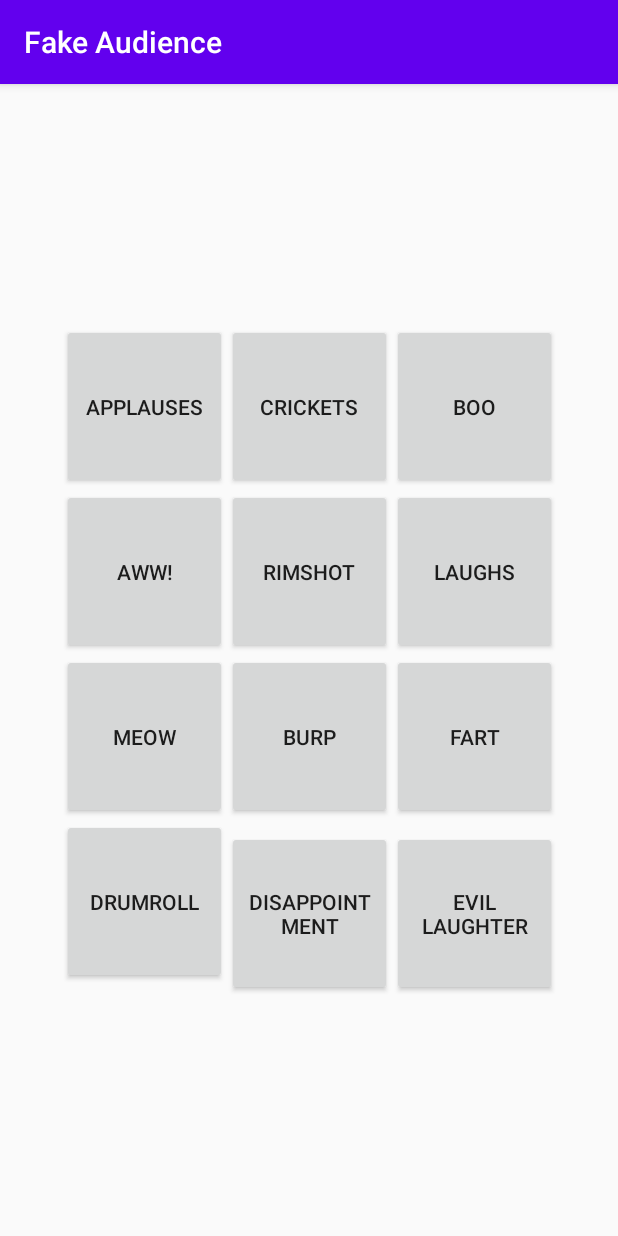
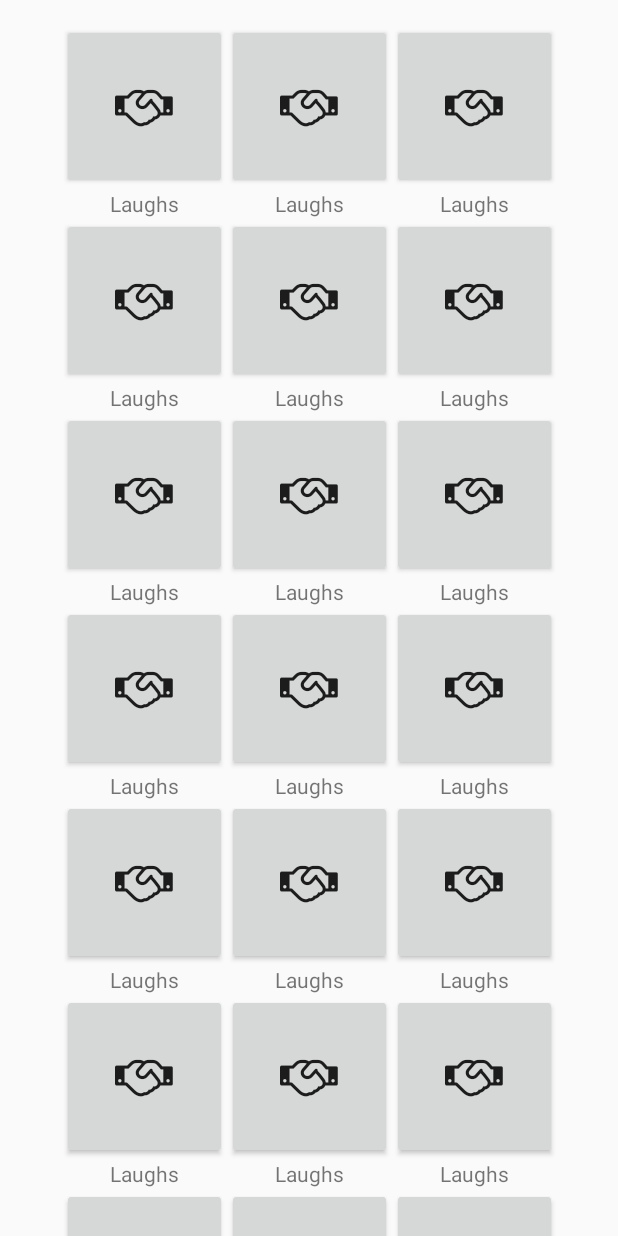
Before and after one commit to jmiguelrivas/fake_audience, an Android app: the screen it shows after launch (MainActivity), on a phone screen of 412 x 824 dp. Run offline under Robolectric (Android 15) with nearby library versions, the phone set to English and light mode, and no system bars.

Commit message:
layout refactoring

```diff
--- /dev/null
+++ b/app/src/main/java/com/example/fakeaudience/GridItem.kt
@@ -0,0 +1,59 @@
+package com.example.fakeaudience
+
+import android.media.MediaPlayer
+import android.content.Context
+import android.os.Bundle
+import android.util.AttributeSet
+import android.view.LayoutInflater
+import android.view.View
+import android.widget.LinearLayout
+import android.widget.Button
+import android.widget.TextView
+
+class GridItem(context: Context, attrs: AttributeSet) : LinearLayout(context, attrs) {
+    data class Fx(var title: String, var icon:String, var audio:Any)
+
+    private lateinit var mp: MediaPlayer
+    private val fx_title: TextView
+    private val fx_btn: Button
+    private val Fxs = listOf<Fx>(
+        Fx("Applauses","\uf2b5", R.raw.applauses),
+        Fx("Crickets","\uf2b5", R.raw.applauses),
+        Fx("Boo","\uf2b5", R.raw.applauses),
+        Fx("Aww!","\uf2b5", R.raw.applauses),
+        Fx("Rimshot","\uf2b5", R.raw.applauses),
+        Fx("Laughs","\uf2b5", R.raw.applauses),
+        Fx("Meow!","\uf2b5", R.raw.applauses),
+        Fx("Burp","\uf2b5", R.raw.applauses),
+        Fx("Fart","\uf2b5", R.raw.applauses),
+        Fx("Drumroll","\uf2b5", R.raw.applauses),
+        Fx("Evil Laughter", "\uf2b5", R.raw.applauses)
+    )
+
+    init {
+        val inflater = context.getSystemService(Context.LAYOUT_INFLATER_SERVICE) as LayoutInflater
+        val view = inflater.inflate(R.layout.grid_item, this, true)
+        fx_title = view.findViewById(R.id.fx_title)
+        fx_btn = view.findViewById(R.id.fx_btn)
+        fx_title.text = Fxs[5].title
+        fx_btn.text = Fxs[5].icon
+//        mp = MediaPlayer.create(R.layout.activity_main, Fxs[5].audio)
+    }
+
+//    fun onCreate(savedInstanceState: Bundle?) {
+//        super.onCreate(savedInstanceState)
+//        setContentView(R.layout.grid_item)
+//        mp = MediaPlayer.create(this, R.raw.applauses)
+//        mp.isLooping = false
+//        mp.setVolume(1.0f, 1.0f)
+//    }
+
+    fun playApplauses(v: View) {
+        if (mp.isPlaying) {
+            mp.pause()
+        } else {
+            mp.seekTo(0);
+            mp.start()
+        }
+    }
+}
--- a/app/src/main/java/com/example/fakeaudience/MainActivity.kt
+++ b/app/src/main/java/com/example/fakeaudience/MainActivity.kt
@@ -1,25 +1,11 @@
 package com.example.fakeaudience
 
-import android.media.MediaPlayer
 import androidx.appcompat.app.AppCompatActivity
 import android.os.Bundle
-import android.view.View
 
 class MainActivity : AppCompatActivity() {
-    private lateinit var mp: MediaPlayer
-
     override fun onCreate(savedInstanceState: Bundle?) {
         super.onCreate(savedInstanceState)
         setContentView(R.layout.activity_main)
-        mp = MediaPlayer.create(this, R.raw.applauses)
-    }
-
-    fun playApplauses(v: View) {
-        if (mp.isPlaying) {
-            mp.pause()
-        } else {
-            mp.seekTo(0);
-            mp.start()
-        }
     }
 }
--- /dev/null
+++ b/app/src/main/res/font/icon_font.xml
@@ -0,0 +1,7 @@
+<?xml version="1.0" encoding="utf-8"?>
+<font-family xmlns:android="http://schemas.android.com/apk/res/android">
+    <font
+        android:fontStyle="normal"
+        android:fontWeight="400"
+        android:font="@font/fontawesome" />
+</font-family>
--- a/app/src/main/res/layout/activity_main.xml
+++ b/app/src/main/res/layout/activity_main.xml
@@ -1,9 +1,17 @@
 <?xml version="1.0" encoding="utf-8"?>
-<androidx.constraintlayout.widget.ConstraintLayout xmlns:android="http://schemas.android.com/apk/res/android"
+<ScrollView
+    xmlns:android="http://schemas.android.com/apk/res/android"
     xmlns:app="http://schemas.android.com/apk/res-auto"
     xmlns:tools="http://schemas.android.com/tools"
     android:layout_width="match_parent"
-    android:layout_height="match_parent">
+    android:layout_height="match_parent"
+    app:layout_constraintEnd_toEndOf="parent"
+    app:layout_constraintStart_toStartOf="parent"
+    app:layout_constraintTop_toTopOf="parent">
+
+    <androidx.constraintlayout.widget.ConstraintLayout
+        android:layout_width="match_parent"
+        android:layout_height="wrap_content">
 
         <GridLayout
             android:layout_width="wrap_content"
@@ -15,84 +23,85 @@
             android:columnCount="3"
             app:layout_constraintBottom_toBottomOf="parent"
             app:layout_constraintEnd_toEndOf="parent"
-        app:layout_constraintHorizontal_bias="0.5"
             app:layout_constraintStart_toStartOf="parent"
-        app:layout_constraintTop_toTopOf="parent"
-        app:layout_constraintVertical_bias="0.5">
+            app:layout_constraintTop_toTopOf="parent">
 
-        <Button
-            android:id="@+id/btn_applauses"
-            android:layout_width="110dp"
-            android:layout_height="110dp"
-            android:onClick="playApplauses"
-            android:text="@string/applauses" />
+            <com.example.fakeaudience.GridItem />
 
-        <Button
-            android:id="@+id/button2"
-            android:layout_width="110dp"
-            android:layout_height="110dp"
-            android:text="@string/crickets" />
+            <com.example.fakeaudience.GridItem />
 
-        <Button
-            android:id="@+id/button3"
-            android:layout_width="110dp"
-            android:layout_height="110dp"
-            android:text="@string/boo" />
+            <com.example.fakeaudience.GridItem />
 
-        <Button
-            android:id="@+id/button4"
-            android:layout_width="110dp"
-            android:layout_height="110dp"
-            android:text="@string/aww" />
+            <com.example.fakeaudience.GridItem />
 
-        <Button
-            android:id="@+id/button5"
-            android:layout_width="110dp"
-            android:layout_height="110dp"
-            android:text="@string/rimshot" />
+            <com.example.fakeaudience.GridItem />
 
-        <Button
-            android:id="@+id/button6"
-            android:layout_width="110dp"
-            android:layout_height="110dp"
-            android:text="@string/laughs" />
+            <com.example.fakeaudience.GridItem />
 
-        <Button
-            android:id="@+id/button7"
-            android:layout_width="110dp"
-            android:layout_height="110dp"
-            android:text="@string/meow" />
+            <com.example.fakeaudience.GridItem />
 
-        <Button
-            android:id="@+id/button8"
-            android:layout_width="110dp"
-            android:layout_height="110dp"
-            android:text="@string/burp" />
+            <com.example.fakeaudience.GridItem />
 
-        <Button
-            android:id="@+id/button9"
-            android:layout_width="110dp"
-            android:layout_height="110dp"
-            android:text="@string/fart" />
+            <com.example.fakeaudience.GridItem />
 
-        <Button
-            android:id="@+id/button10"
-            android:layout_width="110dp"
-            android:layout_height="110dp"
-            android:text="@string/drumroll" />
+            <com.example.fakeaudience.GridItem />
 
-        <Button
-            android:id="@+id/button11"
-            android:layout_width="110dp"
-            android:layout_height="110dp"
-            android:text="@string/disappointment" />
+            <com.example.fakeaudience.GridItem />
 
-        <Button
-            android:id="@+id/button12"
-            android:layout_width="110dp"
-            android:layout_height="110dp"
-            android:text="@string/evil_laugh" />
+            <com.example.fakeaudience.GridItem />
+
+            <com.example.fakeaudience.GridItem />
+
+            <com.example.fakeaudience.GridItem />
+
+            <com.example.fakeaudience.GridItem />
+
+            <com.example.fakeaudience.GridItem />
+
+            <com.example.fakeaudience.GridItem />
+
+            <com.example.fakeaudience.GridItem />
+
+            <com.example.fakeaudience.GridItem />
+
+            <com.example.fakeaudience.GridItem />
+
+            <com.example.fakeaudience.GridItem />
+
+            <com.example.fakeaudience.GridItem />
+
+            <com.example.fakeaudience.GridItem />
+
+            <com.example.fakeaudience.GridItem />
+
+            <com.example.fakeaudience.GridItem />
+
+            <com.example.fakeaudience.GridItem />
+
+            <com.example.fakeaudience.GridItem />
+
+            <com.example.fakeaudience.GridItem />
+
+            <com.example.fakeaudience.GridItem />
+
+            <com.example.fakeaudience.GridItem />
+
+            <com.example.fakeaudience.GridItem />
+
+            <com.example.fakeaudience.GridItem />
+
+            <com.example.fakeaudience.GridItem />
+
+            <com.example.fakeaudience.GridItem />
+
+            <com.example.fakeaudience.GridItem />
+
+            <com.example.fakeaudience.GridItem />
+
+            <com.example.fakeaudience.GridItem />
+
+            <com.example.fakeaudience.GridItem />
 
         </GridLayout>
-
     </androidx.constraintlayout.widget.ConstraintLayout>
+</ScrollView>
--- /dev/null
+++ b/app/src/main/res/layout/grid_item.xml
@@ -0,0 +1,22 @@
+<?xml version="1.0" encoding="utf-8"?>
+<LinearLayout
+    xmlns:android="http://schemas.android.com/apk/res/android"
+    android:layout_width="wrap_content"
+    android:layout_height="wrap_content"
+    android:gravity="center"
+    android:orientation="vertical">
+
+    <Button
+        android:id="@+id/fx_btn"
+        android:layout_width="110dp"
+        android:layout_height="110dp"
+        android:fontFamily="@font/icon_font"
+        android:onClick="playApplauses"
+        android:textSize="30sp" />
+
+    <TextView
+        android:id="@+id/fx_title"
+        android:layout_width="match_parent"
+        android:layout_height="wrap_content"
+        android:textAlignment="center" />
+</LinearLayout>
--- a/app/src/main/res/values/strings.xml
+++ b/app/src/main/res/values/strings.xml
@@ -1,15 +1,3 @@
 <resources>
     <string name="app_name">Fake Audience</string>
-    <string name="applauses">Applauses</string>
-    <string name="crickets">Crickets</string>
-    <string name="boo">Boo</string>
-    <string name="aww">Aww!</string>
-    <string name="rimshot">Rimshot</string>
-    <string name="laughs">Laughs</string>
-    <string name="meow">Meow</string>
-    <string name="burp">Burp</string>
-    <string name="fart">Fart</string>
-    <string name="drumroll">Drumroll</string>
-    <string name="disappointment">Disappointment</string>
-    <string name="evil_laugh">Evil Laughter</string>
 </resources>
--- a/app/src/main/res/values/styles.xml
+++ b/app/src/main/res/values/styles.xml
@@ -1,7 +1,6 @@
 <resources>
     <!-- Base application theme. -->
-    <style name="AppTheme" parent="Theme.AppCompat.Light.DarkActionBar">
-        <!-- Customize your theme here. -->
+    <style name="AppTheme" parent="Theme.AppCompat.Light.NoActionBar">
         <item name="colorPrimary">@color/colorPrimary</item>
         <item name="colorPrimaryDark">@color/colorPrimaryDark</item>
         <item name="colorAccent">@color/colorAccent</item>
```
Also changed, not shown: app/src/main/res/font/fontawesome.ttf (added), 1 other file. Lines whose indentation alone changed are shown as unchanged.
